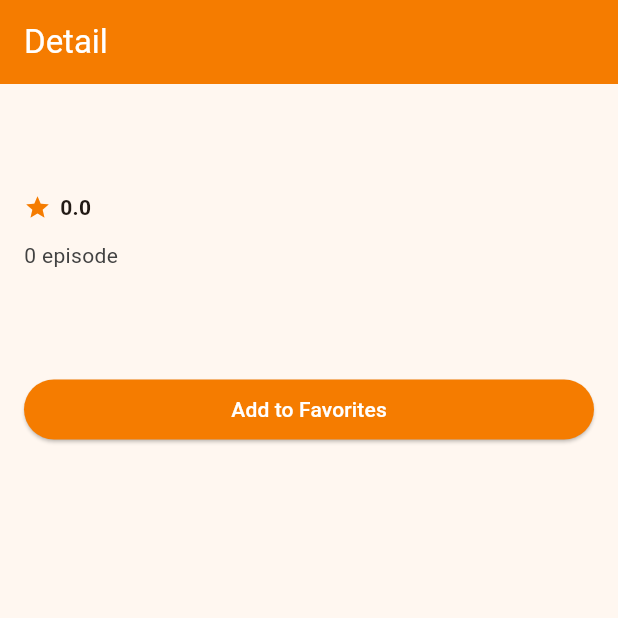
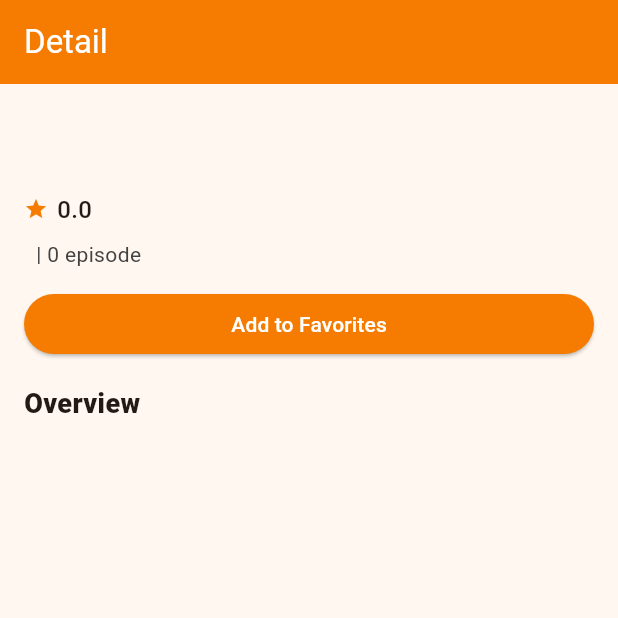
Before and after one commit to mandltf/123230138_Responsi_Mobile, a Flutter app: the DetailScreen screen opened directly with empty values, on a phone screen of 412 x 824 dp, the top half of it. Run offline on Flutter 3.47's test engine with Material 3 defaults, Android fonts, the light colour scheme and no system bars; our stand-ins replace hive_flutter, shared_preferences; accounts and stored records are empty.

Commit message:
perbaiki fetch api dan layout detail

```diff
--- a/lib/screens/detail_screen.dart
+++ b/lib/screens/detail_screen.dart
@@ -100,27 +100,57 @@ class _DetailScreenState extends State<DetailScreen> {
                         children: [
                           Icon(
                             Icons.star,
-                            size: 18,
+                            size: 16,
                             color: Colors.orange.shade700,
                           ),
                           const SizedBox(width: 6),
                           Text(
                             '${product.rating}',
                             style: const TextStyle(
-                              fontWeight: FontWeight.w600,
+                              fontSize: 16,
+                              fontWeight: FontWeight.w500,
+                            ),
+                          ),
+                        ],
+                      ),
+                      const SizedBox(height: 8),
+                      Row(
+                        children: [
+                          Text(
+                              product.ageRating,
+                              style: TextStyle(
+                                fontWeight: FontWeight.w400,
+                                color: Colors.grey.shade800,
+                              ),
+                            ),
+
+                          const SizedBox(width: 8),
+                          Text(
+                            '| ${product.jmlhEpisode} episode',
+                            style: TextStyle(
+                              fontWeight: FontWeight.w400,
+                              color: Colors.grey.shade800,
                             ),
                           ),
                         ],
                       ),
                       const SizedBox(height: 12),
-                      Text(
-                        '${product.jmlhEpisode} episode',
-                        style: TextStyle(
-                          height: 1.5,
-                          color: Colors.grey.shade800,
+                      SizedBox(
+                        width: double.infinity,
+                        child: ElevatedButton(
+                          onPressed: _inCart ? null : _addToCart,
+                          child: _inCart ? const Text('Added to Favorites') : const Text('Add to Favorites'),
                         ),
                       ),
-                      const SizedBox(height: 12),
+                      const SizedBox(height: 16),
+                      Text(
+                        'Overview',
+                        style: TextStyle(
+                          fontWeight: FontWeight.w800,
+                          fontSize: 18,
+                        ),
+                      ),
+                      const SizedBox(height: 10),
                       Text(
                         product.synopsis,
                         style: TextStyle(
@@ -133,15 +163,6 @@ class _DetailScreenState extends State<DetailScreen> {
                 ),
               ],
             ),
-            const SizedBox(height: 22),
-            const SizedBox(height: 12),
-            SizedBox(
-              width: double.infinity,
-              child: ElevatedButton(
-                onPressed: _inCart ? null : _addToCart,
-                child: _inCart ? const Text('Added to Favorites') : const Text('Add to Favorites'),
-              ),
-            ),
           ],
         ),
       ),
```
Also changed, not shown: lib/models/product.dart (+25 -6 lines), lib/services/api_service.dart (+8 -4 lines).
